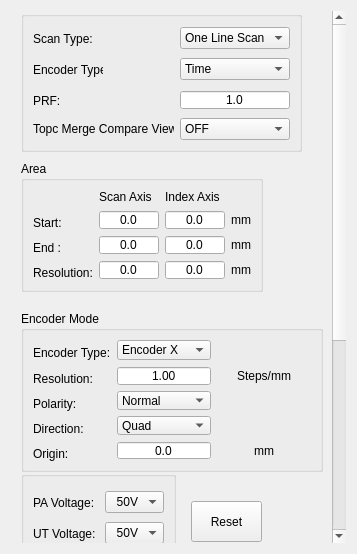
Old version of the form phascan_view/ui/InstrumentSettingWidget.ui in the repository qinxingying/hello-word.
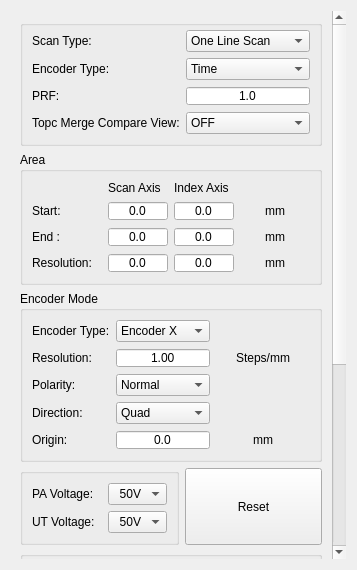
New version of the form.

What changed in the file:
```diff
--- a/phascan_view/ui/InstrumentSettingWidget.ui
+++ b/phascan_view/ui/InstrumentSettingWidget.ui
@@ -7,13 +7,13 @@
     <x>0</x>
     <y>0</y>
     <width>357</width>
-    <height>554</height>
+    <height>570</height>
    </rect>
   </property>
   <property name="windowTitle">
    <string>Form</string>
   </property>
-  <layout class="QVBoxLayout" name="verticalLayout_2">
+  <layout class="QHBoxLayout" name="horizontalLayout_8">
    <item>
     <widget class="QScrollArea" name="scrollArea">
      <property name="frameShape">
@@ -29,24 +29,27 @@
       <property name="geometry">
        <rect>
         <x>0</x>
-        <y>0</y>
+        <y>-288</y>
         <width>320</width>
-        <height>850</height>
+        <height>840</height>
        </rect>
       </property>
+      <layout class="QVBoxLayout" name="verticalLayout_2">
+       <item>
       <widget class="QGroupBox" name="groupBox">
-       <property name="geometry">
-        <rect>
-         <x>10</x>
-         <y>0</y>
-         <width>281</width>
-         <height>141</height>
-        </rect>
-       </property>
        <property name="title">
         <string/>
        </property>
        <layout class="QGridLayout" name="gridLayout_3">
+          <property name="leftMargin">
+           <number>9</number>
+          </property>
+          <property name="topMargin">
+           <number>4</number>
+          </property>
+          <property name="rightMargin">
+           <number>9</number>
+          </property>
         <item row="0" column="0">
          <layout class="QGridLayout" name="gridLayout_2">
           <item row="0" column="0">
@@ -60,7 +63,7 @@
             <property name="minimumSize">
              <size>
               <width>70</width>
-              <height>25</height>
+                <height>20</height>
              </size>
             </property>
             <property name="maximumSize">
@@ -141,7 +144,7 @@
             <property name="minimumSize">
              <size>
               <width>70</width>
-              <height>25</height>
+                <height>20</height>
              </size>
             </property>
             <property name="maximumSize">
@@ -166,12 +169,12 @@
             <property name="minimumSize">
              <size>
               <width>70</width>
-              <height>25</height>
+                <height>20</height>
              </size>
             </property>
             <property name="maximumSize">
              <size>
-              <width>70</width>
+                <width>90</width>
               <height>16777215</height>
              </size>
             </property>
@@ -219,15 +222,9 @@
         </item>
        </layout>
       </widget>
+       </item>
+       <item>
       <widget class="QGroupBox" name="BoxScanArea">
-       <property name="geometry">
-        <rect>
-         <x>10</x>
-         <y>150</y>
-         <width>242</width>
-         <height>131</height>
-        </rect>
-       </property>
        <property name="title">
         <string>Area</string>
        </property>
@@ -283,7 +280,7 @@
             <property name="minimumSize">
              <size>
               <width>70</width>
-              <height>25</height>
+                <height>20</height>
              </size>
             </property>
             <property name="maximumSize">
@@ -392,7 +389,7 @@
             <property name="minimumSize">
              <size>
               <width>70</width>
-              <height>25</height>
+                <height>20</height>
              </size>
             </property>
             <property name="maximumSize">
@@ -501,7 +498,7 @@
             <property name="minimumSize">
              <size>
               <width>70</width>
-              <height>25</height>
+                <height>20</height>
              </size>
             </property>
             <property name="maximumSize">
@@ -603,15 +600,9 @@
         </item>
        </layout>
       </widget>
+       </item>
+       <item>
       <widget class="QGroupBox" name="BoxEncoderMode">
-       <property name="geometry">
-        <rect>
-         <x>10</x>
-         <y>300</y>
-         <width>302</width>
-         <height>161</height>
-        </rect>
-       </property>
        <property name="title">
         <string>Encoder Mode</string>
        </property>
@@ -629,7 +620,7 @@
             <property name="minimumSize">
              <size>
               <width>70</width>
-              <height>25</height>
+                <height>20</height>
              </size>
             </property>
             <property name="text">
@@ -662,12 +653,12 @@
             <property name="minimumSize">
              <size>
               <width>70</width>
-              <height>25</height>
+                <height>20</height>
              </size>
             </property>
             <property name="maximumSize">
              <size>
-              <width>70</width>
+                <width>90</width>
               <height>16777215</height>
              </size>
             </property>
@@ -734,12 +725,12 @@
             <property name="minimumSize">
              <size>
               <width>70</width>
-              <height>25</height>
+                <height>20</height>
              </size>
             </property>
             <property name="maximumSize">
              <size>
-              <width>70</width>
+                <width>90</width>
               <height>16777215</height>
              </size>
             </property>
@@ -773,12 +764,12 @@
             <property name="minimumSize">
              <size>
               <width>70</width>
-              <height>25</height>
+                <height>20</height>
              </size>
             </property>
             <property name="maximumSize">
              <size>
-              <width>70</width>
+                <width>90</width>
               <height>16777215</height>
              </size>
             </property>
@@ -817,12 +808,12 @@
             <property name="minimumSize">
              <size>
               <width>70</width>
-              <height>25</height>
+                <height>20</height>
              </size>
             </property>
             <property name="maximumSize">
              <size>
-              <width>70</width>
+                <width>90</width>
               <height>16777215</height>
              </size>
             </property>
@@ -882,25 +873,24 @@
         </item>
        </layout>
       </widget>
+       </item>
+       <item>
+        <layout class="QHBoxLayout" name="horizontalLayout_9">
+         <item>
       <widget class="QGroupBox" name="groupBoxVoltage">
-       <property name="geometry">
-        <rect>
-         <x>10</x>
-         <y>460</y>
-         <width>155</width>
-         <height>91</height>
-        </rect>
-       </property>
        <property name="title">
         <string/>
        </property>
+           <property name="flat">
+            <bool>false</bool>
+           </property>
        <layout class="QGridLayout" name="gridLayout_8">
         <item row="0" column="0">
          <layout class="QGridLayout" name="gridLayout_7">
           <item row="0" column="0">
            <widget class="QLabel" name="LabelPaValtage">
             <property name="sizePolicy">
-             <sizepolicy hsizetype="Fixed" vsizetype="Fixed">
+                 <sizepolicy hsizetype="Preferred" vsizetype="Fixed">
               <horstretch>0</horstretch>
               <verstretch>0</verstretch>
              </sizepolicy>
@@ -908,12 +898,12 @@
             <property name="minimumSize">
              <size>
               <width>70</width>
-              <height>25</height>
+                  <height>20</height>
              </size>
             </property>
             <property name="maximumSize">
              <size>
-              <width>70</width>
+                  <width>100</width>
               <height>16777215</height>
              </size>
             </property>
@@ -958,7 +948,7 @@
           <item row="1" column="0">
            <widget class="QLabel" name="LabelUtVolatage">
             <property name="sizePolicy">
-             <sizepolicy hsizetype="Fixed" vsizetype="Fixed">
+                 <sizepolicy hsizetype="Preferred" vsizetype="Fixed">
               <horstretch>0</horstretch>
               <verstretch>0</verstretch>
              </sizepolicy>
@@ -966,12 +956,12 @@
             <property name="minimumSize">
              <size>
               <width>70</width>
-              <height>25</height>
+                  <height>20</height>
              </size>
             </property>
             <property name="maximumSize">
              <size>
-              <width>70</width>
+                  <width>100</width>
               <height>16777215</height>
              </size>
             </property>
@@ -984,15 +974,36 @@
         </item>
        </layout>
       </widget>
+         </item>
+         <item>
+          <widget class="QPushButton" name="BtnReset">
+           <property name="sizePolicy">
+            <sizepolicy hsizetype="Minimum" vsizetype="Preferred">
+             <horstretch>0</horstretch>
+             <verstretch>0</verstretch>
+            </sizepolicy>
+           </property>
+           <property name="minimumSize">
+            <size>
+             <width>0</width>
+             <height>40</height>
+            </size>
+           </property>
+           <property name="maximumSize">
+            <size>
+             <width>16777215</width>
+             <height>80</height>
+            </size>
+           </property>
+           <property name="text">
+            <string>Reset</string>
+           </property>
+          </widget>
+         </item>
+        </layout>
+       </item>
+       <item>
       <widget class="QGroupBox" name="groupBox_3">
-       <property name="geometry">
-        <rect>
-         <x>10</x>
-         <y>550</y>
-         <width>244</width>
-         <height>291</height>
-        </rect>
-       </property>
        <property name="title">
         <string/>
        </property>
@@ -1461,19 +1472,21 @@
         </item>
        </layout>
       </widget>
-      <widget class="QPushButton" name="BtnReset">
-       <property name="geometry">
-        <rect>
-         <x>180</x>
-         <y>490</y>
-         <width>71</width>
-         <height>41</height>
-        </rect>
-       </property>
-       <property name="text">
-        <string>Reset</string>
-       </property>
-      </widget>
+       </item>
+       <item>
+        <spacer name="verticalSpacer">
+         <property name="orientation">
+          <enum>Qt::Vertical</enum>
+         </property>
+         <property name="sizeHint" stdset="0">
+          <size>
+           <width>20</width>
+           <height>40</height>
+          </size>
+         </property>
+        </spacer>
+       </item>
+      </layout>
      </widget>
     </widget>
    </item>
```
Left out of the diff: 16 changed lines with no effect on the pictures. Lines whose indentation alone changed are shown as unchanged.
